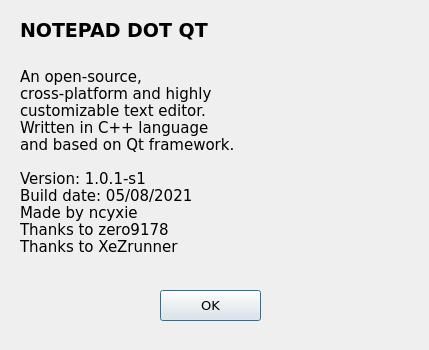
First picture: the form in aboutdialog.ui, repository ncyxie/Notepad-DOT-Qt, before the edit.
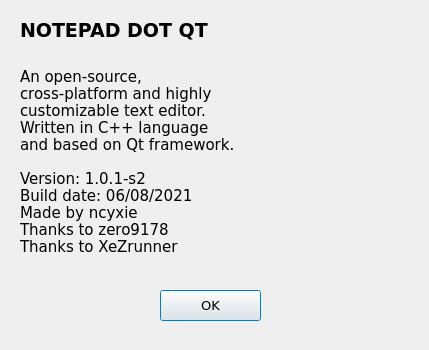
Second picture: the form after the edit.

```diff
--- a/aboutdialog.ui
+++ b/aboutdialog.ui
@@ -59,8 +59,8 @@
 Written in C++ language
 and based on Qt framework. 
 
-Version: 1.0.1-s1
-Build date: 05/08/2021
+Version: 1.0.1-s2
+Build date: 06/08/2021
 Made by ncyxie
 Thanks to zero9178
 Thanks to XeZrunner
```
